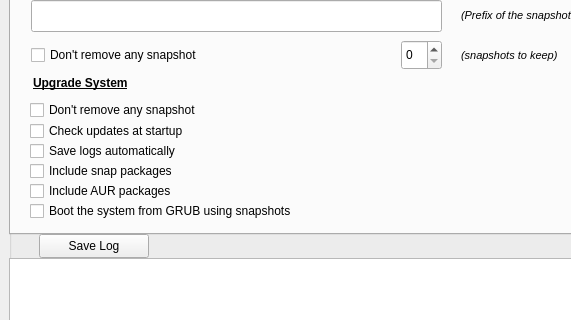
Old version of the form buttermanager/buttermanager/ui/MainWindow.ui in the repository egara/buttermanager; both pictures show x 0 to 571 and y 226 to 546 of the 800 by 800 pixel window.
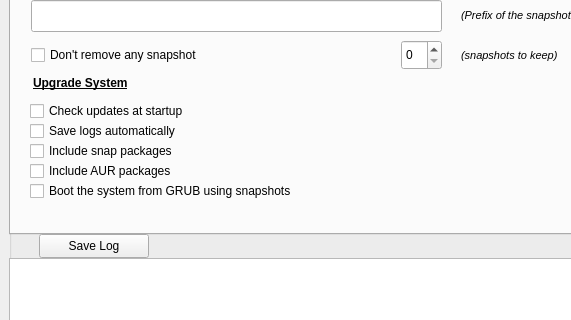
New version of the form. The open tabs and pages were chosen to show the change.

Commit message: Removing global 'Don't remove snapshots' election. Now, this parameter will be configured per subvolume

```diff
--- a/buttermanager/buttermanager/ui/MainWindow.ui
+++ b/buttermanager/buttermanager/ui/MainWindow.ui
@@ -590,19 +590,6 @@
          <attribute name="title">
           <string>Settings</string>
          </attribute>
-         <widget class="QCheckBox" name="checkbox_dont_remove_snapshots">
-          <property name="geometry">
-           <rect>
-            <x>19</x>
-            <y>289</y>
-            <width>241</width>
-            <height>22</height>
-           </rect>
-          </property>
-          <property name="text">
-           <string>Don't remove any snapshot</string>
-          </property>
-         </widget>
          <widget class="QLabel" name="label_settings_upgrade">
           <property name="geometry">
            <rect>
@@ -627,7 +614,7 @@
           <property name="geometry">
            <rect>
             <x>19</x>
-            <y>370</y>
+            <y>350</y>
             <width>201</width>
             <height>22</height>
            </rect>
@@ -640,7 +627,7 @@
           <property name="geometry">
            <rect>
             <x>19</x>
-            <y>350</y>
+            <y>330</y>
             <width>201</width>
             <height>22</height>
            </rect>
@@ -828,7 +815,7 @@
           <property name="geometry">
            <rect>
             <x>19</x>
-            <y>310</y>
+            <y>290</y>
             <width>201</width>
             <height>22</height>
            </rect>
@@ -841,7 +828,7 @@
           <property name="geometry">
            <rect>
             <x>19</x>
-            <y>330</y>
+            <y>310</y>
             <width>201</width>
             <height>22</height>
            </rect>
@@ -854,7 +841,7 @@
           <property name="geometry">
            <rect>
             <x>19</x>
-            <y>390</y>
+            <y>370</y>
             <width>411</width>
             <height>22</height>
            </rect>
```
The commit also changes 4 other files.
